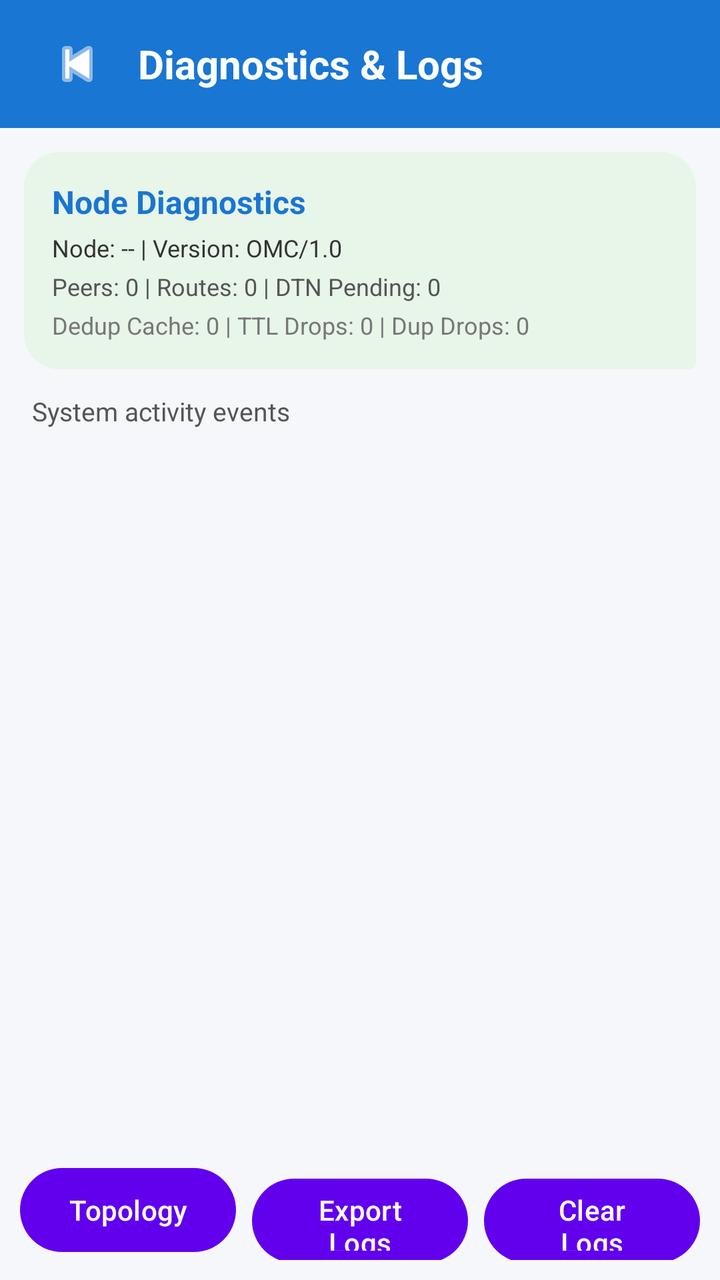
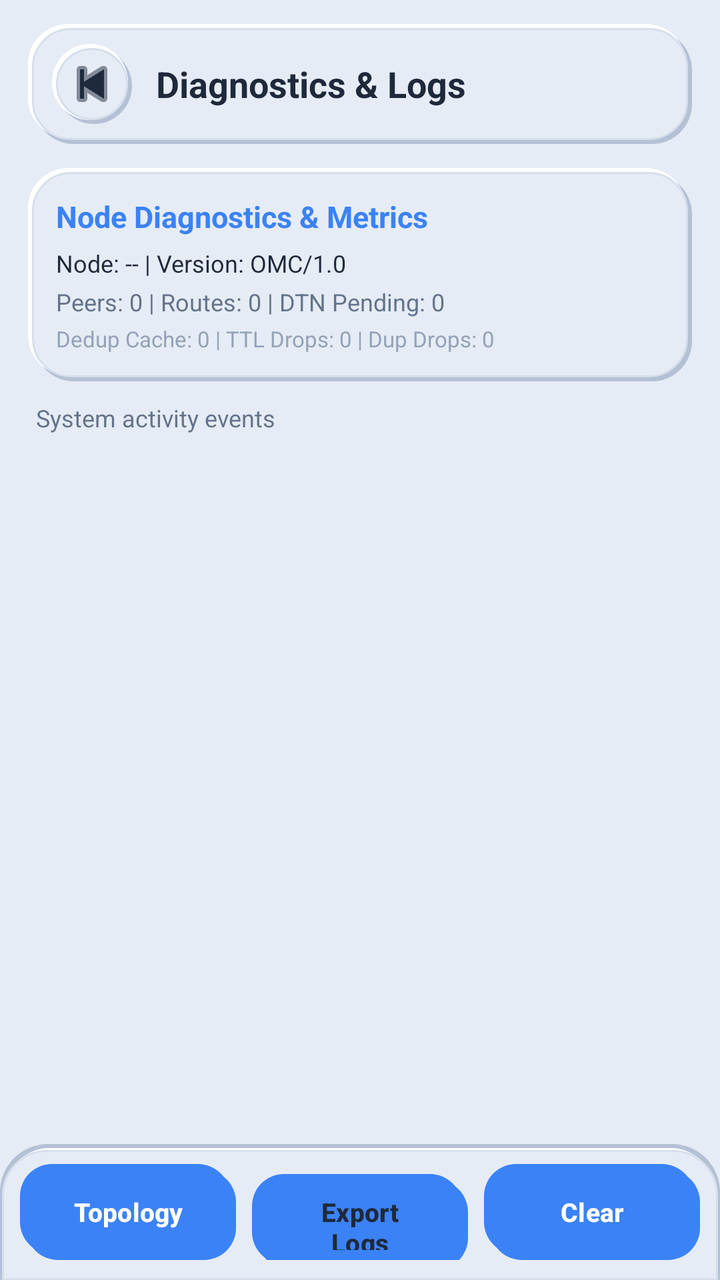

Screens rendered from an Android XML layout before and after an edit, with the pre-edit source and the edit as a unified diff.
<!-- AndroidManifest.xml: application theme Theme.OMC -->
<!-- res/layout/activity_logs.xml -->
<?xml version="1.0" encoding="utf-8"?>
<LinearLayout xmlns:android="http://schemas.android.com/apk/res/android"
    android:layout_width="match_parent"
    android:layout_height="match_parent"
    android:orientation="vertical"
    android:background="#F5F7FA">

    
    <LinearLayout
        android:layout_width="match_parent"
        android:layout_height="64dp"
        android:gravity="center_vertical"
        android:paddingStart="16dp"
        android:paddingEnd="16dp"
        android:background="#1976D2">

        <ImageButton
            android:id="@+id/backButton"
            android:layout_width="45dp"
            android:layout_height="45dp"
            android:background="@android:color/transparent"
            android:src="@android:drawable/ic_media_previous"
            android:tint="#FFFFFF"
            android:contentDescription="Back" />

        <TextView
            android:layout_width="wrap_content"
            android:layout_height="wrap_content"
            android:layout_marginStart="8dp"
            android:text="Diagnostics &amp; Logs"
            android:textColor="#FFFFFF"
            android:textSize="20sp"
            android:textStyle="bold" />

    </LinearLayout>

    
    <LinearLayout
        android:layout_width="match_parent"
        android:layout_height="wrap_content"
        android:layout_margin="12dp"
        android:padding="14dp"
        android:orientation="vertical"
        android:background="@drawable/bg_message">

        <TextView
            android:layout_width="wrap_content"
            android:layout_height="wrap_content"
            android:text="Node Diagnostics"
            android:textSize="16sp"
            android:textStyle="bold"
            android:textColor="#1976D2" />

        <TextView
            android:id="@+id/diagNodeInfo"
            android:layout_width="match_parent"
            android:layout_height="wrap_content"
            android:layout_marginTop="4dp"
            android:text="Node: -- | Version: OMC/1.0"
            android:textSize="12sp"
            android:textColor="#333333" />

        <TextView
            android:id="@+id/diagMeshStats"
            android:layout_width="match_parent"
            android:layout_height="wrap_content"
            android:layout_marginTop="3dp"
            android:text="Peers: 0 | Routes: 0 | DTN Pending: 0"
            android:textSize="12sp"
            android:textColor="#555555" />

        <TextView
            android:id="@+id/diagCounters"
            android:layout_width="match_parent"
            android:layout_height="wrap_content"
            android:layout_marginTop="3dp"
            android:text="Dedup Cache: 0 | TTL Drops: 0 | Dup Drops: 0"
            android:textSize="12sp"
            android:textColor="#777777" />

    </LinearLayout>

    <TextView
        android:id="@+id/logStatusText"
        android:layout_width="match_parent"
        android:layout_height="wrap_content"
        android:paddingStart="16dp"
        android:paddingEnd="16dp"
        android:paddingBottom="6dp"
        android:text="System activity events"
        android:textColor="#555555"
        android:textSize="13sp" />

    <androidx.recyclerview.widget.RecyclerView
        android:id="@+id/logsRecyclerView"
        android:layout_width="match_parent"
        android:layout_height="0dp"
        android:layout_weight="1"
        android:paddingStart="10dp"
        android:paddingEnd="10dp" />

    
    <LinearLayout
        android:layout_width="match_parent"
        android:layout_height="wrap_content"
        android:orientation="horizontal"
        android:padding="10dp">

        <Button
            android:id="@+id/viewTopologyButton"
            android:layout_width="0dp"
            android:layout_height="50dp"
            android:layout_weight="1"
            android:layout_marginEnd="4dp"
            android:text="Topology" />

        <Button
            android:id="@+id/exportLogsButton"
            android:layout_width="0dp"
            android:layout_height="50dp"
            android:layout_weight="1"
            android:layout_marginStart="4dp"
            android:layout_marginEnd="4dp"
            android:text="Export Logs" />

        <Button
            android:id="@+id/clearLogsButton"
            android:layout_width="0dp"
            android:layout_height="50dp"
            android:layout_weight="1"
            android:layout_marginStart="4dp"
            android:text="Clear Logs" />

    </LinearLayout>

</LinearLayout>
<!-- resources referenced by this layout -->
<resources>
  <!-- drawable bg_message (drawable) -->
  <?xml version="1.0" encoding="utf-8"?>
  <shape xmlns:android="http://schemas.android.com/apk/res/android"
      android:shape="rectangle">
  
      <solid android:color="#E8F5E9" />
  
      <corners
          android:topLeftRadius="18dp"
          android:topRightRadius="18dp"
          android:bottomLeftRadius="18dp"
          android:bottomRightRadius="4dp" />
  
      <padding
          android:left="14dp"
          android:top="10dp"
          android:right="14dp"
          android:bottom="10dp" />
  
  </shape>
  <style name="Theme.OMC" parent="Theme.Material3.DayNight.NoActionBar">
          <item name="colorPrimary">@color/purple_500</item>
          <item name="colorPrimaryVariant">@color/purple_700</item>
          <item name="colorOnPrimary">@color/white</item>
          <item name="colorSecondary">@color/teal_200</item>
          <item name="colorSecondaryVariant">@color/teal_700</item>
          <item name="colorOnSecondary">@color/black</item>
      </style>
  <color name="purple_500">#FF6200EE</color>
  <color name="purple_700">#FF3700B3</color>
  <color name="white">#FFFFFFFF</color>
  <color name="teal_200">#FF03DAC5</color>
  <color name="teal_700">#FF018786</color>
  <color name="black">#FF000000</color>
</resources>

<!-- the commit's change to res/layout/activity_logs.xml (unified diff, before → after) -->
@@ -3,33 +3,40 @@
     android:layout_width="match_parent"
     android:layout_height="match_parent"
     android:orientation="vertical"
-    android:background="#F5F7FA">
+    android:background="@color/neu_background">
 
     
     <LinearLayout
         android:layout_width="match_parent"
-        android:layout_height="64dp"
+        android:layout_height="wrap_content"
+        android:orientation="horizontal"
         android:gravity="center_vertical"
-        android:paddingStart="16dp"
+        android:layout_marginStart="14dp"
+        android:layout_marginEnd="14dp"
+        android:layout_marginTop="12dp"
+        android:layout_marginBottom="8dp"
+        android:paddingStart="12dp"
+        android:paddingTop="10dp"
         android:paddingEnd="16dp"
-        android:background="#1976D2">
+        android:paddingBottom="10dp"
+        android:background="@drawable/bg_neu_card">
 
         <ImageButton
             android:id="@+id/backButton"
-            android:layout_width="45dp"
-            android:layout_height="45dp"
-            android:background="@android:color/transparent"
+            android:layout_width="40dp"
+            android:layout_height="40dp"
+            android:background="@drawable/bg_neu_circle_btn"
             android:src="@android:drawable/ic_media_previous"
-            android:tint="#FFFFFF"
+            android:tint="@color/neu_text_primary"
             android:contentDescription="Back" />
 
         <TextView
             android:layout_width="wrap_content"
             android:layout_height="wrap_content"
-            android:layout_marginStart="8dp"
+            android:layout_marginStart="12dp"
             android:text="Diagnostics &amp; Logs"
-            android:textColor="#FFFFFF"
-            android:textSize="20sp"
+            android:textColor="@color/neu_text_primary"
+            android:textSize="18sp"
             android:textStyle="bold" />
 
     </LinearLayout>
@@ -38,27 +45,30 @@
     <LinearLayout
         android:layout_width="match_parent"
         android:layout_height="wrap_content"
-        android:layout_margin="12dp"
+        android:layout_marginStart="14dp"
+        android:layout_marginEnd="14dp"
+        android:layout_marginTop="4dp"
+        android:layout_marginBottom="8dp"
         android:padding="14dp"
         android:orientation="vertical"
-        android:background="@drawable/bg_message">
+        android:background="@drawable/bg_neu_card">
 
         <TextView
             android:layout_width="wrap_content"
             android:layout_height="wrap_content"
-            android:text="Node Diagnostics"
-            android:textSize="16sp"
+            android:text="Node Diagnostics &amp; Metrics"
+            android:textSize="15sp"
             android:textStyle="bold"
-            android:textColor="#1976D2" />
+            android:textColor="@color/neu_primary" />
 
         <TextView
             android:id="@+id/diagNodeInfo"
             android:layout_width="match_parent"
             android:layout_height="wrap_content"
-            android:layout_marginTop="4dp"
+            android:layout_marginTop="5dp"
             android:text="Node: -- | Version: OMC/1.0"
             android:textSize="12sp"
-            android:textColor="#333333" />
+            android:textColor="@color/neu_text_primary" />
 
         <TextView
             android:id="@+id/diagMeshStats"
@@ -67,7 +77,7 @@
             android:layout_marginTop="3dp"
             android:text="Peers: 0 | Routes: 0 | DTN Pending: 0"
             android:textSize="12sp"
-            android:textColor="#555555" />
+            android:textColor="@color/neu_text_secondary" />
 
         <TextView
             android:id="@+id/diagCounters"
@@ -75,8 +85,8 @@
             android:layout_height="wrap_content"
             android:layout_marginTop="3dp"
             android:text="Dedup Cache: 0 | TTL Drops: 0 | Dup Drops: 0"
-            android:textSize="12sp"
-            android:textColor="#777777" />
+            android:textSize="11sp"
+            android:textColor="@color/neu_text_tertiary" />
 
     </LinearLayout>
 
@@ -84,52 +94,67 @@
         android:id="@+id/logStatusText"
         android:layout_width="match_parent"
         android:layout_height="wrap_content"
-        android:paddingStart="16dp"
-        android:paddingEnd="16dp"
-        android:paddingBottom="6dp"
+        android:paddingStart="18dp"
+        android:paddingEnd="18dp"
+        android:paddingTop="2dp"
+        android:paddingBottom="4dp"
         android:text="System activity events"
-        android:textColor="#555555"
-        android:textSize="13sp" />
+        android:textColor="@color/neu_text_secondary"
+        android:textSize="12sp" />
 
     <androidx.recyclerview.widget.RecyclerView
         android:id="@+id/logsRecyclerView"
         android:layout_width="match_parent"
         android:layout_height="0dp"
         android:layout_weight="1"
-        android:paddingStart="10dp"
-        android:paddingEnd="10dp" />
+        android:paddingStart="8dp"
+        android:paddingEnd="8dp"
+        android:clipToPadding="false" />
 
     
     <LinearLayout
         android:layout_width="match_parent"
         android:layout_height="wrap_content"
         android:orientation="horizontal"
-        android:padding="10dp">
+        android:padding="10dp"
+        android:background="@drawable/bg_neu_nav_dock">
 
         <Button
             android:id="@+id/viewTopologyButton"
             android:layout_width="0dp"
-            android:layout_height="50dp"
+            android:layout_height="48dp"
             android:layout_weight="1"
             android:layout_marginEnd="4dp"
-            android:text="Topology" />
+            android:background="@drawable/bg_neu_button_primary"
+            android:text="Topology"
+            android:textColor="#FFFFFF"
+            android:textSize="13sp"
+            android:textStyle="bold" />
 
         <Button
             android:id="@+id/exportLogsButton"
             android:layout_width="0dp"
-            android:layout_height="50dp"
+            android:layout_height="48dp"
             android:layout_weight="1"
             android:layout_marginStart="4dp"
             android:layout_marginEnd="4dp"
-            android:text="Export Logs" />
+            android:background="@drawable/bg_neu_button"
+            android:text="Export Logs"
+            android:textColor="@color/neu_text_primary"
+            android:textSize="13sp"
+            android:textStyle="bold" />
 
         <Button
             android:id="@+id/clearLogsButton"
             android:layout_width="0dp"
-            android:layout_height="50dp"
+            android:layout_height="48dp"
             android:layout_weight="1"
             android:layout_marginStart="4dp"
-            android:text="Clear Logs" />
+            android:background="@drawable/bg_neu_button_danger"
+            android:text="Clear"
+            android:textColor="#FFFFFF"
+            android:textSize="13sp"
+            android:textStyle="bold" />
 
     </LinearLayout>
 
<!-- resource entries referenced after the edit -->
@@ -1,38 +1,399 @@
 <!-- resources referenced by this layout -->
 <resources>
-  <!-- drawable bg_message (drawable) -->
-  <?xml version="1.0" encoding="utf-8"?>
-  <shape xmlns:android="http://schemas.android.com/apk/res/android"
-      android:shape="rectangle">
-  
-      <solid android:color="#E8F5E9" />
-  
-      <corners
-          android:topLeftRadius="18dp"
-          android:topRightRadius="18dp"
-          android:bottomLeftRadius="18dp"
-          android:bottomRightRadius="4dp" />
-  
-      <padding
-          android:left="14dp"
-          android:top="10dp"
-          android:right="14dp"
-          android:bottom="10dp" />
-  
-  </shape>
+  <color name="neu_background">#E6ECF5</color>
+  <color name="neu_primary">#3B82F6</color>
+  <color name="neu_text_primary">#1E293B</color>
+  <color name="neu_text_secondary">#64748B</color>
+  <color name="neu_text_tertiary">#94A3B8</color>
+  <!-- drawable bg_neu_button (drawable) -->
+  <?xml version="1.0" encoding="utf-8"?>
+  <selector xmlns:android="http://schemas.android.com/apk/res/android">
+      <item android:state_pressed="true" android:drawable="@drawable/bg_neu_btn_pressed" />
+      <item android:drawable="@drawable/bg_neu_btn_normal" />
+  </selector>
+  <!-- drawable bg_neu_button_danger (drawable) -->
+  <?xml version="1.0" encoding="utf-8"?>
+  <selector xmlns:android="http://schemas.android.com/apk/res/android">
+      <item android:state_pressed="true" android:drawable="@drawable/bg_neu_btn_danger_pressed" />
+      <item android:state_enabled="false">
+          <shape android:shape="rectangle">
+              <corners android:radius="16dp" />
+              <solid android:color="#CBD5E1" />
+          </shape>
+      </item>
+      <item android:drawable="@drawable/bg_neu_btn_danger_normal" />
+  </selector>
+  <!-- drawable bg_neu_button_primary (drawable) -->
+  <?xml version="1.0" encoding="utf-8"?>
+  <selector xmlns:android="http://schemas.android.com/apk/res/android">
+      <item android:state_pressed="true" android:drawable="@drawable/bg_neu_btn_primary_pressed" />
+      <item android:state_enabled="false">
+          <shape android:shape="rectangle">
+              <corners android:radius="16dp" />
+              <solid android:color="#CBD5E1" />
+          </shape>
+      </item>
+      <item android:drawable="@drawable/bg_neu_btn_primary_normal" />
+  </selector>
+  <!-- drawable bg_neu_card (drawable) -->
+  <?xml version="1.0" encoding="utf-8"?>
+  <layer-list xmlns:android="http://schemas.android.com/apk/res/android">
+      
+      <item
+          android:left="3dp"
+          android:top="3dp"
+          android:right="0dp"
+          android:bottom="0dp">
+          <shape android:shape="rectangle">
+              <corners android:radius="20dp" />
+              <solid android:color="@color/neu_dark_shadow" />
+          </shape>
+      </item>
+  
+      
+      <item
+          android:left="0dp"
+          android:top="0dp"
+          android:right="3dp"
+          android:bottom="3dp">
+          <shape android:shape="rectangle">
+              <corners android:radius="20dp" />
+              <solid android:color="@color/neu_light_shadow" />
+          </shape>
+      </item>
+  
+      
+      <item
+          android:left="2dp"
+          android:top="2dp"
+          android:right="2dp"
+          android:bottom="2dp">
+          <shape android:shape="rectangle">
+              <corners android:radius="19dp" />
+              <solid android:color="@color/neu_surface" />
+              <stroke
+                  android:width="1dp"
+                  android:color="@color/neu_border" />
+          </shape>
+      </item>
+  </layer-list>
+  <!-- drawable bg_neu_circle_btn (drawable) -->
+  <?xml version="1.0" encoding="utf-8"?>
+  <layer-list xmlns:android="http://schemas.android.com/apk/res/android">
+      
+      <item
+          android:left="2dp"
+          android:top="2dp"
+          android:right="0dp"
+          android:bottom="0dp">
+          <shape android:shape="oval">
+              <solid android:color="@color/neu_dark_shadow" />
+          </shape>
+      </item>
+  
+      
+      <item
+          android:left="0dp"
+          android:top="0dp"
+          android:right="2dp"
+          android:bottom="2dp">
+          <shape android:shape="oval">
+              <solid android:color="@color/neu_light_shadow" />
+          </shape>
+      </item>
+  
+      
+      <item
+          android:left="2dp"
+          android:top="2dp"
+          android:right="2dp"
+          android:bottom="2dp">
+          <shape android:shape="oval">
+              <solid android:color="@color/neu_surface" />
+              <stroke
+                  android:width="1dp"
+                  android:color="@color/neu_border" />
+          </shape>
+      </item>
+  </layer-list>
+  <!-- drawable bg_neu_nav_dock (drawable) -->
+  <?xml version="1.0" encoding="utf-8"?>
+  <layer-list xmlns:android="http://schemas.android.com/apk/res/android">
+      
+      <item
+          android:left="0dp"
+          android:top="0dp"
+          android:right="0dp"
+          android:bottom="0dp">
+          <shape android:shape="rectangle">
+              <corners
+                  android:topLeftRadius="24dp"
+                  android:topRightRadius="24dp" />
+              <solid android:color="@color/neu_dark_shadow" />
+          </shape>
+      </item>
+  
+      
+      <item
+          android:left="2dp"
+          android:top="2dp"
+          android:right="2dp"
+          android:bottom="0dp">
+          <shape android:shape="rectangle">
+              <corners
+                  android:topLeftRadius="23dp"
+                  android:topRightRadius="23dp" />
+              <solid android:color="@color/neu_light_shadow" />
+          </shape>
+      </item>
+  
+      
+      <item
+          android:left="1dp"
+          android:top="3dp"
+          android:right="1dp"
+          android:bottom="0dp">
+          <shape android:shape="rectangle">
+              <corners
+                  android:topLeftRadius="22dp"
+                  android:topRightRadius="22dp" />
+              <solid android:color="@color/neu_surface" />
+              <stroke
+                  android:width="1dp"
+                  android:color="@color/neu_border" />
+          </shape>
+      </item>
+  </layer-list>
   <style name="Theme.OMC" parent="Theme.Material3.DayNight.NoActionBar">
-          <item name="colorPrimary">@color/purple_500</item>
-          <item name="colorPrimaryVariant">@color/purple_700</item>
-          <item name="colorOnPrimary">@color/white</item>
-          <item name="colorSecondary">@color/teal_200</item>
-          <item name="colorSecondaryVariant">@color/teal_700</item>
-          <item name="colorOnSecondary">@color/black</item>
+          <item name="colorPrimary">@color/neu_primary</item>
+          <item name="colorPrimaryVariant">@color/neu_primary_dark</item>
+          <item name="colorOnPrimary">@color/neu_text_on_primary</item>
+          <item name="colorSecondary">@color/neu_primary_light</item>
+          <item name="colorSecondaryVariant">@color/neu_primary_dark</item>
+          <item name="colorOnSecondary">@color/neu_text_primary</item>
+          <item name="android:windowBackground">@color/neu_background</item>
+          <item name="android:colorBackground">@color/neu_background</item>
+          <item name="android:statusBarColor">@color/neu_background</item>
+          <item name="android:windowLightStatusBar">true</item>
+          <item name="android:navigationBarColor">@color/neu_background</item>
       </style>
-  <color name="purple_500">#FF6200EE</color>
-  <color name="purple_700">#FF3700B3</color>
-  <color name="white">#FFFFFFFF</color>
-  <color name="teal_200">#FF03DAC5</color>
-  <color name="teal_700">#FF018786</color>
-  <color name="black">#FF000000</color>
+  <!-- drawable bg_neu_btn_pressed (drawable) -->
+  <?xml version="1.0" encoding="utf-8"?>
+  <layer-list xmlns:android="http://schemas.android.com/apk/res/android">
+      
+      <item>
+          <shape android:shape="rectangle">
+              <corners android:radius="16dp" />
+              <solid android:color="@color/neu_inset_shadow" />
+          </shape>
+      </item>
+  
+      
+      <item
+          android:left="2dp"
+          android:top="2dp"
+          android:right="1dp"
+          android:bottom="1dp">
+          <shape android:shape="rectangle">
+              <corners android:radius="15dp" />
+              <solid android:color="@color/neu_inset_bg" />
+              <stroke
+                  android:width="1dp"
+                  android:color="@color/neu_dark_shadow_subtle" />
+          </shape>
+      </item>
+  </layer-list>
+  <!-- drawable bg_neu_btn_normal (drawable) -->
+  <?xml version="1.0" encoding="utf-8"?>
+  <layer-list xmlns:android="http://schemas.android.com/apk/res/android">
+      
+      <item
+          android:left="3dp"
+          android:top="3dp"
+          android:right="0dp"
+          android:bottom="0dp">
+          <shape android:shape="rectangle">
+              <corners android:radius="16dp" />
+              <solid android:color="@color/neu_dark_shadow" />
+          </shape>
+      </item>
+  
+      
+      <item
+          android:left="0dp"
+          android:top="0dp"
+          android:right="3dp"
+          android:bottom="3dp">
+          <shape android:shape="rectangle">
+              <corners android:radius="16dp" />
+              <solid android:color="@color/neu_light_shadow" />
+          </shape>
+      </item>
+  
+      
+      <item
+          android:left="2dp"
+          android:top="2dp"
+          android:right="2dp"
+          android:bottom="2dp">
+          <shape android:shape="rectangle">
+              <corners android:radius="15dp" />
+              <solid android:color="@color/neu_surface" />
+              <stroke
+                  android:width="1dp"
+                  android:color="@color/neu_border" />
+          </shape>
+      </item>
+  </layer-list>
+  <!-- drawable bg_neu_btn_danger_pressed (drawable) -->
+  <?xml version="1.0" encoding="utf-8"?>
+  <layer-list xmlns:android="http://schemas.android.com/apk/res/android">
+      <item>
+          <shape android:shape="rectangle">
+              <corners android:radius="16dp" />
+              <solid android:color="#991B1B" />
+          </shape>
+      </item>
+  
+      <item
+          android:left="2dp"
+          android:top="2dp"
+          android:right="1dp"
+          android:bottom="1dp">
+          <shape android:shape="rectangle">
+              <corners android:radius="15dp" />
+              <gradient
+                  android:angle="135"
+                  android:startColor="#B91C1C"
+                  android:endColor="#DC2626"
+                  android:type="linear" />
+          </shape>
+      </item>
+  </layer-list>
+  <!-- drawable bg_neu_btn_danger_normal (drawable) -->
+  <?xml version="1.0" encoding="utf-8"?>
+  <layer-list xmlns:android="http://schemas.android.com/apk/res/android">
+      
+      <item
+          android:left="3dp"
+          android:top="3dp"
+          android:right="0dp"
+          android:bottom="0dp">
+          <shape android:shape="rectangle">
+              <corners android:radius="16dp" />
+              <solid android:color="#FECACA" />
+          </shape>
+      </item>
+  
+      
+      <item
+          android:left="0dp"
+          android:top="0dp"
+          android:right="3dp"
+          android:bottom="3dp">
+          <shape android:shape="rectangle">
+              <corners android:radius="16dp" />
+              <solid android:color="@color/neu_light_shadow" />
+          </shape>
+      </item>
+  
+      
+      <item
+          android:left="2dp"
+          android:top="2dp"
+          android:right="2dp"
+          android:bottom="2dp">
+          <shape android:shape="rectangle">
+              <corners android:radius="15dp" />
+              <gradient
+                  android:angle="135"
+                  android:startColor="#F87171"
+                  android:centerColor="@color/neu_accent_red"
+                  android:endColor="#DC2626"
+                  android:type="linear" />
+          </shape>
+      </item>
+  </layer-list>
+  <!-- drawable bg_neu_btn_primary_pressed (drawable) -->
+  <?xml version="1.0" encoding="utf-8"?>
+  <layer-list xmlns:android="http://schemas.android.com/apk/res/android">
+      <item>
+          <shape android:shape="rectangle">
+              <corners android:radius="16dp" />
+              <solid android:color="@color/neu_primary_dark" />
+          </shape>
+      </item>
+  
+      <item
+          android:left="2dp"
+          android:top="2dp"
+          android:right="1dp"
+          android:bottom="1dp">
+          <shape android:shape="rectangle">
+              <corners android:radius="15dp" />
+              <gradient
+                  android:angle="135"
+                  android:startColor="@color/neu_primary_dark"
+                  android:endColor="@color/neu_primary"
+                  android:type="linear" />
+          </shape>
+      </item>
+  </layer-list>
+  <!-- drawable bg_neu_btn_primary_normal (drawable) -->
+  <?xml version="1.0" encoding="utf-8"?>
+  <layer-list xmlns:android="http://schemas.android.com/apk/res/android">
+      
+      <item
+          android:left="3dp"
+          android:top="3dp"
+          android:right="0dp"
+          android:bottom="0dp">
+          <shape android:shape="rectangle">
+              <corners android:radius="16dp" />
+              <solid android:color="@color/neu_primary_shadow" />
+          </shape>
+      </item>
+  
+      
+      <item
+          android:left="0dp"
+          android:top="0dp"
+          android:right="3dp"
+          android:bottom="3dp">
+          <shape android:shape="rectangle">
+              <corners android:radius="16dp" />
+              <solid android:color="@color/neu_light_shadow" />
+          </shape>
+      </item>
+  
+      
+      <item
+          android:left="2dp"
+          android:top="2dp"
+          android:right="2dp"
+          android:bottom="2dp">
+          <shape android:shape="rectangle">
+              <corners android:radius="15dp" />
+              <gradient
+                  android:angle="135"
+                  android:startColor="@color/neu_primary_light"
+                  android:centerColor="@color/neu_primary"
+                  android:endColor="@color/neu_primary_dark"
+                  android:type="linear" />
+          </shape>
+      </item>
+  </layer-list>
+  <color name="neu_dark_shadow">#B4C1D4</color>
+  <color name="neu_light_shadow">#FFFFFF</color>
+  <color name="neu_surface">#E6ECF5</color>
+  <color name="neu_border">#D6DFEB</color>
+  <color name="neu_primary_dark">#1D4ED8</color>
+  <color name="neu_text_on_primary">#FFFFFF</color>
+  <color name="neu_primary_light">#60A5FA</color>
+  <color name="neu_inset_shadow">#C3CFDF</color>
+  <color name="neu_inset_bg">#DFE5EE</color>
+  <color name="neu_dark_shadow_subtle">#CAD5E2</color>
+  <color name="neu_accent_red">#EF4444</color>
+  <color name="neu_primary_shadow">#93C5FD</color>
 </resources>
 
